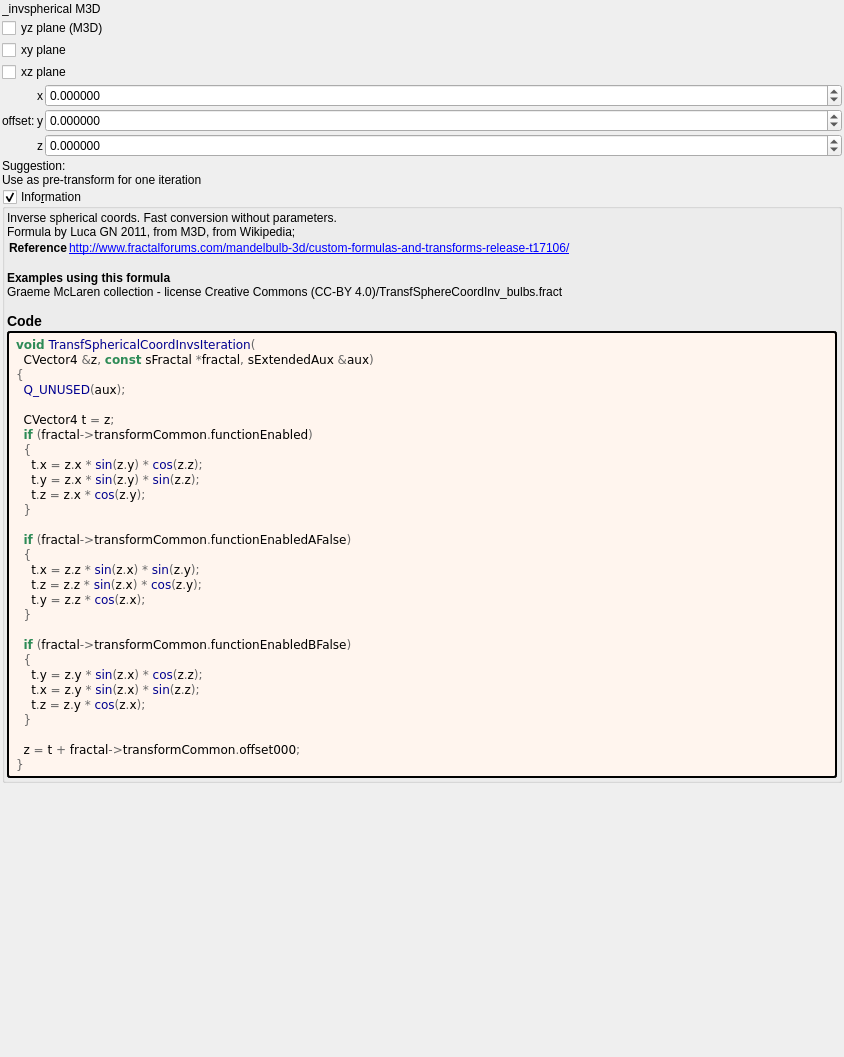
buddhi1980/mandelbulber2, file mandelbulber2/formula/ui/transf_spherical_coord_invs.ui: the form before one commit.
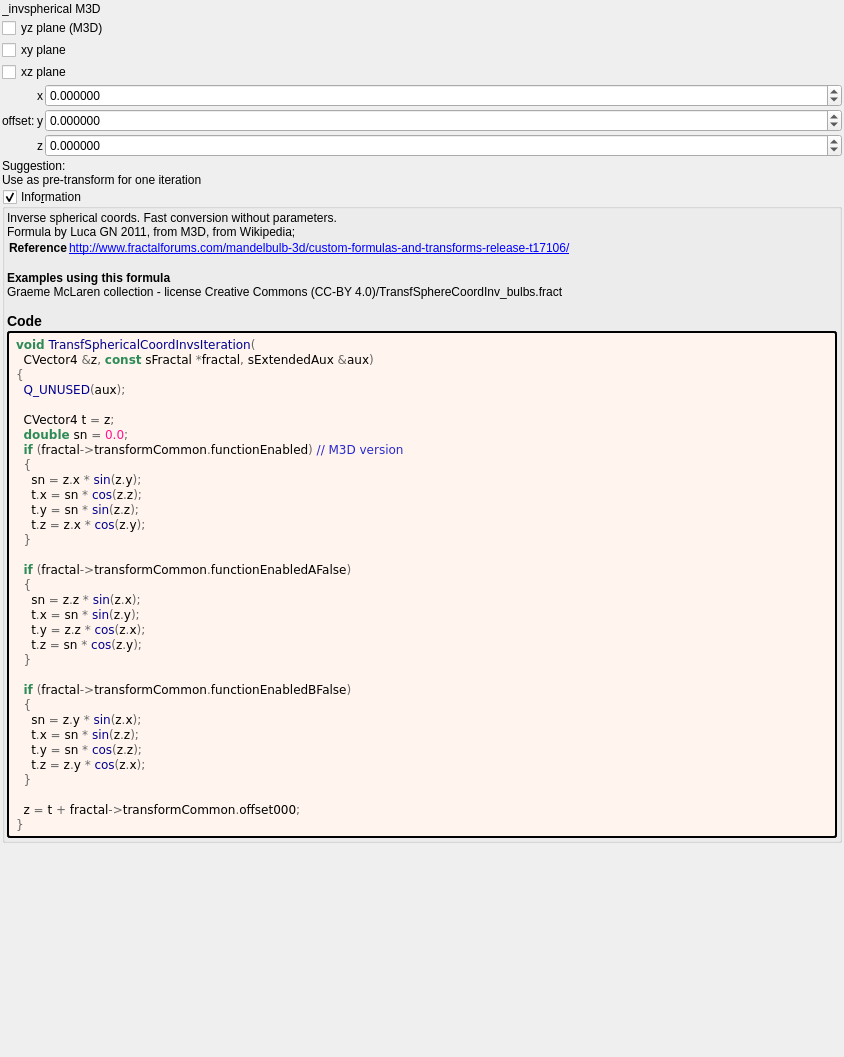
The form after the commit. Custom widgets are drawn as their Qt base class.

The edit to the form file:
```diff
--- a/mandelbulber2/formula/ui/transf_spherical_coord_invs.ui
+++ b/mandelbulber2/formula/ui/transf_spherical_coord_invs.ui
@@ -248,30 +248,34 @@
         </property>
         <property name="text">
          <string notr="true">&lt;body style=&quot;background-color:#fff5ee&quot;&gt;
-&lt;pre style=&quot;color:#000000; background-color:#fff5ee;  font-family:'Courier New',monospace;&quot;&gt;&lt;span style=&quot;color:#2e8b57; font-weight:bold&quot;&gt;void&lt;/span&gt; &lt;span style=&quot;color:#00008f&quot;&gt;TransfSphericalCoordInvsIteration&lt;/span&gt;&lt;span style=&quot;color:#676767&quot;&gt;(&lt;/span&gt;
+&lt;pre style=&quot;color:#000000; background-color:#fff5ee;  font-family:&#039;Courier New&#039;,monospace;&quot;&gt;&lt;span style=&quot;color:#2e8b57; font-weight:bold&quot;&gt;void&lt;/span&gt; &lt;span style=&quot;color:#00008f&quot;&gt;TransfSphericalCoordInvsIteration&lt;/span&gt;&lt;span style=&quot;color:#676767&quot;&gt;(&lt;/span&gt;
   CVector4 &lt;span style=&quot;color:#676767&quot;&gt;&amp;amp;&lt;/span&gt;z&lt;span style=&quot;color:#676767&quot;&gt;,&lt;/span&gt; &lt;span style=&quot;color:#2e8b57; font-weight:bold&quot;&gt;const&lt;/span&gt; sFractal &lt;span style=&quot;color:#676767&quot;&gt;*&lt;/span&gt;fractal&lt;span style=&quot;color:#676767&quot;&gt;,&lt;/span&gt; sExtendedAux &lt;span style=&quot;color:#676767&quot;&gt;&amp;amp;&lt;/span&gt;aux&lt;span style=&quot;color:#676767&quot;&gt;)&lt;/span&gt;
 &lt;span style=&quot;color:#676767&quot;&gt;{&lt;/span&gt;
   &lt;span style=&quot;color:#00008f&quot;&gt;Q_UNUSED&lt;/span&gt;&lt;span style=&quot;color:#676767&quot;&gt;(&lt;/span&gt;aux&lt;span style=&quot;color:#676767&quot;&gt;);&lt;/span&gt;
 
   CVector4 t &lt;span style=&quot;color:#676767&quot;&gt;=&lt;/span&gt; z&lt;span style=&quot;color:#676767&quot;&gt;;&lt;/span&gt;
-  &lt;span style=&quot;color:#2e8b57; font-weight:bold&quot;&gt;if&lt;/span&gt; &lt;span style=&quot;color:#676767&quot;&gt;(&lt;/span&gt;fractal&lt;span style=&quot;color:#676767&quot;&gt;-&amp;gt;&lt;/span&gt;transformCommon&lt;span style=&quot;color:#676767&quot;&gt;.&lt;/span&gt;functionEnabled&lt;span style=&quot;color:#676767&quot;&gt;)&lt;/span&gt;
+  &lt;span style=&quot;color:#2e8b57; font-weight:bold&quot;&gt;double&lt;/span&gt; sn &lt;span style=&quot;color:#676767&quot;&gt;=&lt;/span&gt; &lt;span style=&quot;color:#ff1493&quot;&gt;0.0&lt;/span&gt;&lt;span style=&quot;color:#676767&quot;&gt;;&lt;/span&gt;
+  &lt;span style=&quot;color:#2e8b57; font-weight:bold&quot;&gt;if&lt;/span&gt; &lt;span style=&quot;color:#676767&quot;&gt;(&lt;/span&gt;fractal&lt;span style=&quot;color:#676767&quot;&gt;-&amp;gt;&lt;/span&gt;transformCommon&lt;span style=&quot;color:#676767&quot;&gt;.&lt;/span&gt;functionEnabled&lt;span style=&quot;color:#676767&quot;&gt;)&lt;/span&gt; &lt;span style=&quot;color:#2929cc&quot;&gt;// M3D version&lt;/span&gt;
   &lt;span style=&quot;color:#676767&quot;&gt;{&lt;/span&gt;
-    t&lt;span style=&quot;color:#676767&quot;&gt;.&lt;/span&gt;x &lt;span style=&quot;color:#676767&quot;&gt;=&lt;/span&gt; z&lt;span style=&quot;color:#676767&quot;&gt;.&lt;/span&gt;x &lt;span style=&quot;color:#676767&quot;&gt;*&lt;/span&gt; &lt;span style=&quot;color:#00008f&quot;&gt;sin&lt;/span&gt;&lt;span style=&quot;color:#676767&quot;&gt;(&lt;/span&gt;z&lt;span style=&quot;color:#676767&quot;&gt;.&lt;/span&gt;y&lt;span style=&quot;color:#676767&quot;&gt;) *&lt;/span&gt; &lt;span style=&quot;color:#00008f&quot;&gt;cos&lt;/span&gt;&lt;span style=&quot;color:#676767&quot;&gt;(&lt;/span&gt;z&lt;span style=&quot;color:#676767&quot;&gt;.&lt;/span&gt;z&lt;span style=&quot;color:#676767&quot;&gt;);&lt;/span&gt;
-    t&lt;span style=&quot;color:#676767&quot;&gt;.&lt;/span&gt;y &lt;span style=&quot;color:#676767&quot;&gt;=&lt;/span&gt; z&lt;span style=&quot;color:#676767&quot;&gt;.&lt;/span&gt;x &lt;span style=&quot;color:#676767&quot;&gt;*&lt;/span&gt; &lt;span style=&quot;color:#00008f&quot;&gt;sin&lt;/span&gt;&lt;span style=&quot;color:#676767&quot;&gt;(&lt;/span&gt;z&lt;span style=&quot;color:#676767&quot;&gt;.&lt;/span&gt;y&lt;span style=&quot;color:#676767&quot;&gt;) *&lt;/span&gt; &lt;span style=&quot;color:#00008f&quot;&gt;sin&lt;/span&gt;&lt;span style=&quot;color:#676767&quot;&gt;(&lt;/span&gt;z&lt;span style=&quot;color:#676767&quot;&gt;.&lt;/span&gt;z&lt;span style=&quot;color:#676767&quot;&gt;);&lt;/span&gt;
+    sn &lt;span style=&quot;color:#676767&quot;&gt;=&lt;/span&gt; z&lt;span style=&quot;color:#676767&quot;&gt;.&lt;/span&gt;x &lt;span style=&quot;color:#676767&quot;&gt;*&lt;/span&gt; &lt;span style=&quot;color:#00008f&quot;&gt;sin&lt;/span&gt;&lt;span style=&quot;color:#676767&quot;&gt;(&lt;/span&gt;z&lt;span style=&quot;color:#676767&quot;&gt;.&lt;/span&gt;y&lt;span style=&quot;color:#676767&quot;&gt;);&lt;/span&gt;
+    t&lt;span style=&quot;color:#676767&quot;&gt;.&lt;/span&gt;x &lt;span style=&quot;color:#676767&quot;&gt;=&lt;/span&gt; sn &lt;span style=&quot;color:#676767&quot;&gt;*&lt;/span&gt; &lt;span style=&quot;color:#00008f&quot;&gt;cos&lt;/span&gt;&lt;span style=&quot;color:#676767&quot;&gt;(&lt;/span&gt;z&lt;span style=&quot;color:#676767&quot;&gt;.&lt;/span&gt;z&lt;span style=&quot;color:#676767&quot;&gt;);&lt;/span&gt;
+    t&lt;span style=&quot;color:#676767&quot;&gt;.&lt;/span&gt;y &lt;span style=&quot;color:#676767&quot;&gt;=&lt;/span&gt; sn &lt;span style=&quot;color:#676767&quot;&gt;*&lt;/span&gt; &lt;span style=&quot;color:#00008f&quot;&gt;sin&lt;/span&gt;&lt;span style=&quot;color:#676767&quot;&gt;(&lt;/span&gt;z&lt;span style=&quot;color:#676767&quot;&gt;.&lt;/span&gt;z&lt;span style=&quot;color:#676767&quot;&gt;);&lt;/span&gt;
     t&lt;span style=&quot;color:#676767&quot;&gt;.&lt;/span&gt;z &lt;span style=&quot;color:#676767&quot;&gt;=&lt;/span&gt; z&lt;span style=&quot;color:#676767&quot;&gt;.&lt;/span&gt;x &lt;span style=&quot;color:#676767&quot;&gt;*&lt;/span&gt; &lt;span style=&quot;color:#00008f&quot;&gt;cos&lt;/span&gt;&lt;span style=&quot;color:#676767&quot;&gt;(&lt;/span&gt;z&lt;span style=&quot;color:#676767&quot;&gt;.&lt;/span&gt;y&lt;span style=&quot;color:#676767&quot;&gt;);&lt;/span&gt;
   &lt;span style=&quot;color:#676767&quot;&gt;}&lt;/span&gt;
 
   &lt;span style=&quot;color:#2e8b57; font-weight:bold&quot;&gt;if&lt;/span&gt; &lt;span style=&quot;color:#676767&quot;&gt;(&lt;/span&gt;fractal&lt;span style=&quot;color:#676767&quot;&gt;-&amp;gt;&lt;/span&gt;transformCommon&lt;span style=&quot;color:#676767&quot;&gt;.&lt;/span&gt;functionEnabledAFalse&lt;span style=&quot;color:#676767&quot;&gt;)&lt;/span&gt;
   &lt;span style=&quot;color:#676767&quot;&gt;{&lt;/span&gt;
-    t&lt;span style=&quot;color:#676767&quot;&gt;.&lt;/span&gt;x &lt;span style=&quot;color:#676767&quot;&gt;=&lt;/span&gt; z&lt;span style=&quot;color:#676767&quot;&gt;.&lt;/span&gt;z &lt;span style=&quot;color:#676767&quot;&gt;*&lt;/span&gt; &lt;span style=&quot;color:#00008f&quot;&gt;sin&lt;/span&gt;&lt;span style=&quot;color:#676767&quot;&gt;(&lt;/span&gt;z&lt;span style=&quot;color:#676767&quot;&gt;.&lt;/span&gt;x&lt;span style=&quot;color:#676767&quot;&gt;) *&lt;/span&gt; &lt;span style=&quot;color:#00008f&quot;&gt;sin&lt;/span&gt;&lt;span style=&quot;color:#676767&quot;&gt;(&lt;/span&gt;z&lt;span style=&quot;color:#676767&quot;&gt;.&lt;/span&gt;y&lt;span style=&quot;color:#676767&quot;&gt;);&lt;/span&gt;
-    t&lt;span style=&quot;color:#676767&quot;&gt;.&lt;/span&gt;z &lt;span style=&quot;color:#676767&quot;&gt;=&lt;/span&gt; z&lt;span style=&quot;color:#676767&quot;&gt;.&lt;/span&gt;z &lt;span style=&quot;color:#676767&quot;&gt;*&lt;/span&gt; &lt;span style=&quot;color:#00008f&quot;&gt;sin&lt;/span&gt;&lt;span style=&quot;color:#676767&quot;&gt;(&lt;/span&gt;z&lt;span style=&quot;color:#676767&quot;&gt;.&lt;/span&gt;x&lt;span style=&quot;color:#676767&quot;&gt;) *&lt;/span&gt; &lt;span style=&quot;color:#00008f&quot;&gt;cos&lt;/span&gt;&lt;span style=&quot;color:#676767&quot;&gt;(&lt;/span&gt;z&lt;span style=&quot;color:#676767&quot;&gt;.&lt;/span&gt;y&lt;span style=&quot;color:#676767&quot;&gt;);&lt;/span&gt;
+    sn &lt;span style=&quot;color:#676767&quot;&gt;=&lt;/span&gt; z&lt;span style=&quot;color:#676767&quot;&gt;.&lt;/span&gt;z &lt;span style=&quot;color:#676767&quot;&gt;*&lt;/span&gt; &lt;span style=&quot;color:#00008f&quot;&gt;sin&lt;/span&gt;&lt;span style=&quot;color:#676767&quot;&gt;(&lt;/span&gt;z&lt;span style=&quot;color:#676767&quot;&gt;.&lt;/span&gt;x&lt;span style=&quot;color:#676767&quot;&gt;);&lt;/span&gt;
+    t&lt;span style=&quot;color:#676767&quot;&gt;.&lt;/span&gt;x &lt;span style=&quot;color:#676767&quot;&gt;=&lt;/span&gt; sn &lt;span style=&quot;color:#676767&quot;&gt;*&lt;/span&gt; &lt;span style=&quot;color:#00008f&quot;&gt;sin&lt;/span&gt;&lt;span style=&quot;color:#676767&quot;&gt;(&lt;/span&gt;z&lt;span style=&quot;color:#676767&quot;&gt;.&lt;/span&gt;y&lt;span style=&quot;color:#676767&quot;&gt;);&lt;/span&gt;
     t&lt;span style=&quot;color:#676767&quot;&gt;.&lt;/span&gt;y &lt;span style=&quot;color:#676767&quot;&gt;=&lt;/span&gt; z&lt;span style=&quot;color:#676767&quot;&gt;.&lt;/span&gt;z &lt;span style=&quot;color:#676767&quot;&gt;*&lt;/span&gt; &lt;span style=&quot;color:#00008f&quot;&gt;cos&lt;/span&gt;&lt;span style=&quot;color:#676767&quot;&gt;(&lt;/span&gt;z&lt;span style=&quot;color:#676767&quot;&gt;.&lt;/span&gt;x&lt;span style=&quot;color:#676767&quot;&gt;);&lt;/span&gt;
+    t&lt;span style=&quot;color:#676767&quot;&gt;.&lt;/span&gt;z &lt;span style=&quot;color:#676767&quot;&gt;=&lt;/span&gt; sn &lt;span style=&quot;color:#676767&quot;&gt;*&lt;/span&gt; &lt;span style=&quot;color:#00008f&quot;&gt;cos&lt;/span&gt;&lt;span style=&quot;color:#676767&quot;&gt;(&lt;/span&gt;z&lt;span style=&quot;color:#676767&quot;&gt;.&lt;/span&gt;y&lt;span style=&quot;color:#676767&quot;&gt;);&lt;/span&gt;
   &lt;span style=&quot;color:#676767&quot;&gt;}&lt;/span&gt;
 
   &lt;span style=&quot;color:#2e8b57; font-weight:bold&quot;&gt;if&lt;/span&gt; &lt;span style=&quot;color:#676767&quot;&gt;(&lt;/span&gt;fractal&lt;span style=&quot;color:#676767&quot;&gt;-&amp;gt;&lt;/span&gt;transformCommon&lt;span style=&quot;color:#676767&quot;&gt;.&lt;/span&gt;functionEnabledBFalse&lt;span style=&quot;color:#676767&quot;&gt;)&lt;/span&gt;
   &lt;span style=&quot;color:#676767&quot;&gt;{&lt;/span&gt;
-    t&lt;span style=&quot;color:#676767&quot;&gt;.&lt;/span&gt;y &lt;span style=&quot;color:#676767&quot;&gt;=&lt;/span&gt; z&lt;span style=&quot;color:#676767&quot;&gt;.&lt;/span&gt;y &lt;span style=&quot;color:#676767&quot;&gt;*&lt;/span&gt; &lt;span style=&quot;color:#00008f&quot;&gt;sin&lt;/span&gt;&lt;span style=&quot;color:#676767&quot;&gt;(&lt;/span&gt;z&lt;span style=&quot;color:#676767&quot;&gt;.&lt;/span&gt;x&lt;span style=&quot;color:#676767&quot;&gt;) *&lt;/span&gt; &lt;span style=&quot;color:#00008f&quot;&gt;cos&lt;/span&gt;&lt;span style=&quot;color:#676767&quot;&gt;(&lt;/span&gt;z&lt;span style=&quot;color:#676767&quot;&gt;.&lt;/span&gt;z&lt;span style=&quot;color:#676767&quot;&gt;);&lt;/span&gt;
-    t&lt;span style=&quot;color:#676767&quot;&gt;.&lt;/span&gt;x &lt;span style=&quot;color:#676767&quot;&gt;=&lt;/span&gt; z&lt;span style=&quot;color:#676767&quot;&gt;.&lt;/span&gt;y &lt;span style=&quot;color:#676767&quot;&gt;*&lt;/span&gt; &lt;span style=&quot;color:#00008f&quot;&gt;sin&lt;/span&gt;&lt;span style=&quot;color:#676767&quot;&gt;(&lt;/span&gt;z&lt;span style=&quot;color:#676767&quot;&gt;.&lt;/span&gt;x&lt;span style=&quot;color:#676767&quot;&gt;) *&lt;/span&gt; &lt;span style=&quot;color:#00008f&quot;&gt;sin&lt;/span&gt;&lt;span style=&quot;color:#676767&quot;&gt;(&lt;/span&gt;z&lt;span style=&quot;color:#676767&quot;&gt;.&lt;/span&gt;z&lt;span style=&quot;color:#676767&quot;&gt;);&lt;/span&gt;
+    sn &lt;span style=&quot;color:#676767&quot;&gt;=&lt;/span&gt; z&lt;span style=&quot;color:#676767&quot;&gt;.&lt;/span&gt;y &lt;span style=&quot;color:#676767&quot;&gt;*&lt;/span&gt; &lt;span style=&quot;color:#00008f&quot;&gt;sin&lt;/span&gt;&lt;span style=&quot;color:#676767&quot;&gt;(&lt;/span&gt;z&lt;span style=&quot;color:#676767&quot;&gt;.&lt;/span&gt;x&lt;span style=&quot;color:#676767&quot;&gt;);&lt;/span&gt;
+    t&lt;span style=&quot;color:#676767&quot;&gt;.&lt;/span&gt;x &lt;span style=&quot;color:#676767&quot;&gt;=&lt;/span&gt; sn &lt;span style=&quot;color:#676767&quot;&gt;*&lt;/span&gt; &lt;span style=&quot;color:#00008f&quot;&gt;sin&lt;/span&gt;&lt;span style=&quot;color:#676767&quot;&gt;(&lt;/span&gt;z&lt;span style=&quot;color:#676767&quot;&gt;.&lt;/span&gt;z&lt;span style=&quot;color:#676767&quot;&gt;);&lt;/span&gt;
+    t&lt;span style=&quot;color:#676767&quot;&gt;.&lt;/span&gt;y &lt;span style=&quot;color:#676767&quot;&gt;=&lt;/span&gt; sn &lt;span style=&quot;color:#676767&quot;&gt;*&lt;/span&gt; &lt;span style=&quot;color:#00008f&quot;&gt;cos&lt;/span&gt;&lt;span style=&quot;color:#676767&quot;&gt;(&lt;/span&gt;z&lt;span style=&quot;color:#676767&quot;&gt;.&lt;/span&gt;z&lt;span style=&quot;color:#676767&quot;&gt;);&lt;/span&gt;
     t&lt;span style=&quot;color:#676767&quot;&gt;.&lt;/span&gt;z &lt;span style=&quot;color:#676767&quot;&gt;=&lt;/span&gt; z&lt;span style=&quot;color:#676767&quot;&gt;.&lt;/span&gt;y &lt;span style=&quot;color:#676767&quot;&gt;*&lt;/span&gt; &lt;span style=&quot;color:#00008f&quot;&gt;cos&lt;/span&gt;&lt;span style=&quot;color:#676767&quot;&gt;(&lt;/span&gt;z&lt;span style=&quot;color:#676767&quot;&gt;.&lt;/span&gt;x&lt;span style=&quot;color:#676767&quot;&gt;);&lt;/span&gt;
   &lt;span style=&quot;color:#676767&quot;&gt;}&lt;/span&gt;
 
```
Left out of the diff: 2 changed lines with no effect on the pictures.
